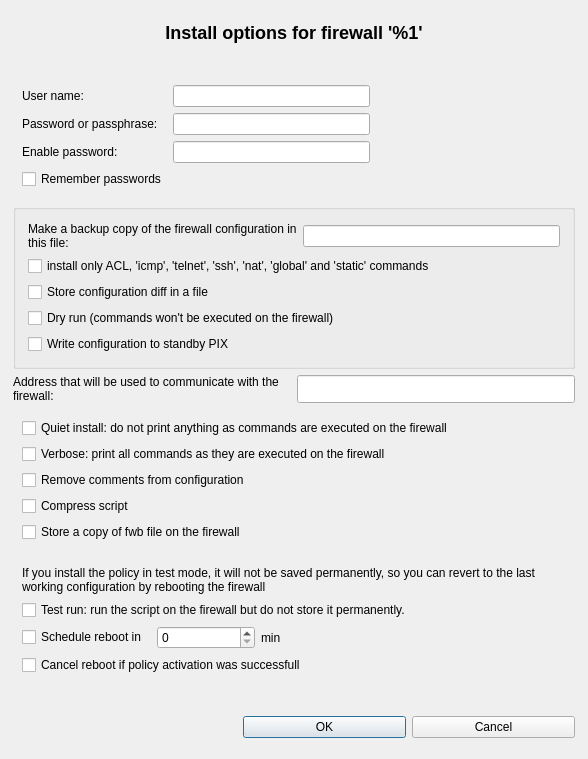
Old version of the form src/gui/instoptionsdialog_q.ui in the repository fwbuilder/fwbuilder.
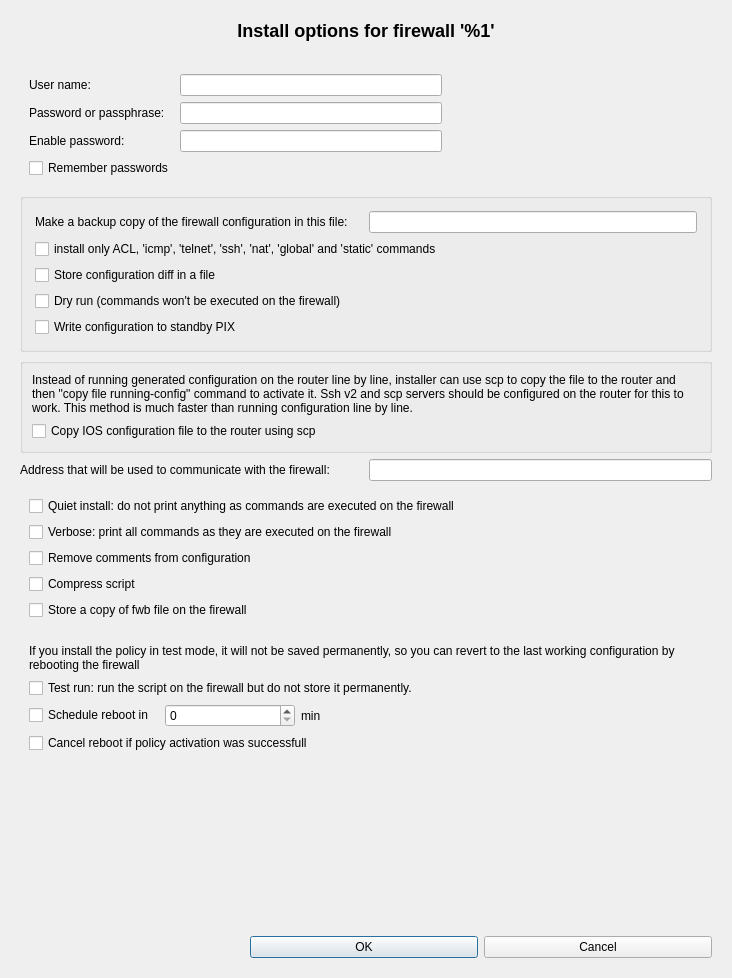
New version of the form.

Commit message: fixes #990  Use scp top deploy configuration to Cisco router

Patch:
```diff
--- a/src/gui/instoptionsdialog_q.ui
+++ b/src/gui/instoptionsdialog_q.ui
@@ -5,8 +5,8 @@
    <rect>
     <x>0</x>
     <y>0</y>
-    <width>588</width>
-    <height>759</height>
+    <width>732</width>
+    <height>978</height>
    </rect>
   </property>
   <property name="sizePolicy" >
@@ -30,10 +30,7 @@
   <property name="sizeGripEnabled" >
    <bool>false</bool>
   </property>
-  <layout class="QGridLayout" >
-   <property name="margin" >
-    <number>4</number>
-   </property>
+  <layout class="QGridLayout" name="gridLayout_4" >
    <item row="0" column="0" >
     <widget class="QFrame" name="titleFrame" >
      <property name="sizePolicy" >
@@ -68,60 +65,6 @@
      </layout>
     </widget>
    </item>
-   <item row="2" column="0" >
-    <widget class="QFrame" name="buttonsFrame" >
-     <property name="sizePolicy" >
-      <sizepolicy vsizetype="Fixed" hsizetype="Preferred" >
-       <horstretch>0</horstretch>
-       <verstretch>0</verstretch>
-      </sizepolicy>
-     </property>
-     <property name="maximumSize" >
-      <size>
-       <width>32767</width>
-       <height>32767</height>
-      </size>
-     </property>
-     <property name="frameShape" >
-      <enum>QFrame::NoFrame</enum>
-     </property>
-     <property name="frameShadow" >
-      <enum>QFrame::Plain</enum>
-     </property>
-     <layout class="QGridLayout" >
-      <item row="0" column="1" >
-       <widget class="QPushButton" name="okButton" >
-        <property name="text" >
-         <string>OK</string>
-        </property>
-       </widget>
-      </item>
-      <item row="0" column="2" >
-       <widget class="QPushButton" name="cancelButton" >
-        <property name="text" >
-         <string>Cancel</string>
-        </property>
-       </widget>
-      </item>
-      <item row="0" column="0" >
-       <spacer>
-        <property name="orientation" >
-         <enum>Qt::Vertical</enum>
-        </property>
-        <property name="sizeType" >
-         <enum>QSizePolicy::Expanding</enum>
-        </property>
-        <property name="sizeHint" stdset="0" >
-         <size>
-          <width>230</width>
-          <height>20</height>
-         </size>
-        </property>
-       </spacer>
-      </item>
-     </layout>
-    </widget>
-   </item>
    <item row="1" column="0" >
     <widget class="QFrame" name="mainBox" >
      <property name="sizePolicy" >
@@ -136,199 +79,100 @@
      <property name="frameShadow" >
       <enum>QFrame::Plain</enum>
      </property>
-     <layout class="QGridLayout" >
-      <item row="4" column="0" colspan="2" >
-       <widget class="QFrame" name="testOptionsBox" >
+     <layout class="QGridLayout" name="gridLayout_3" >
+      <item row="0" column="0" colspan="2" >
+       <widget class="QFrame" name="frame15" >
         <property name="sizePolicy" >
-         <sizepolicy vsizetype="Fixed" hsizetype="Preferred" >
+         <sizepolicy vsizetype="Preferred" hsizetype="Preferred" >
           <horstretch>0</horstretch>
           <verstretch>0</verstretch>
          </sizepolicy>
         </property>
-        <property name="frameShape" >
-         <enum>QFrame::NoFrame</enum>
+        <property name="minimumSize" >
+         <size>
+          <width>500</width>
+          <height>50</height>
+         </size>
         </property>
-        <property name="frameShadow" >
-         <enum>QFrame::Plain</enum>
-        </property>
-        <layout class="QGridLayout" >
-         <item row="2" column="2" >
-          <widget class="QLabel" name="rollbackTimeUnit" >
-           <property name="text" >
-            <string>min</string>
-           </property>
-           <property name="wordWrap" >
-            <bool>false</bool>
-           </property>
-          </widget>
-         </item>
-         <item row="2" column="1" >
-          <widget class="QSpinBox" name="rollbackTime" >
-           <property name="maximum" >
-            <number>99999</number>
-           </property>
-          </widget>
-         </item>
-         <item row="2" column="3" colspan="2" >
-          <spacer>
-           <property name="orientation" >
-            <enum>Qt::Vertical</enum>
-           </property>
-           <property name="sizeType" >
-            <enum>QSizePolicy::Expanding</enum>
-           </property>
-           <property name="sizeHint" stdset="0" >
-            <size>
-             <width>140</width>
-             <height>20</height>
-            </size>
-           </property>
-          </spacer>
-         </item>
-         <item row="1" column="0" colspan="4" >
-          <widget class="QCheckBox" name="testRun" >
-           <property name="text" >
-            <string>Test run: run the script on the firewall but do not store it permanently.</string>
-           </property>
-          </widget>
-         </item>
-         <item row="1" column="4" >
-          <spacer>
-           <property name="orientation" >
-            <enum>Qt::Vertical</enum>
-           </property>
-           <property name="sizeType" >
-            <enum>QSizePolicy::Expanding</enum>
-           </property>
-           <property name="sizeHint" stdset="0" >
-            <size>
-             <width>30</width>
-             <height>20</height>
-            </size>
-           </property>
-          </spacer>
-         </item>
-         <item row="2" column="0" >
-          <widget class="QCheckBox" name="rollback" >
-           <property name="toolTip" >
-            <string>Rebooting the firewall will restore its original policy. To cancel reboot, install the policy with "test run" option turned off</string>
-           </property>
-           <property name="text" >
-            <string>Schedule reboot in </string>
-           </property>
-          </widget>
-         </item>
-         <item row="0" column="0" colspan="5" >
-          <widget class="QLabel" name="textLabel1" >
-           <property name="text" >
-            <string>If you install the policy in test mode, it will not be saved permanently, so you can revert to the last working configuration by rebooting the firewall</string>
-           </property>
-           <property name="alignment" >
-            <set>Qt::AlignVCenter</set>
-           </property>
-           <property name="wordWrap" >
-            <bool>true</bool>
-           </property>
-          </widget>
-         </item>
-         <item row="3" column="0" colspan="5" >
-          <widget class="QCheckBox" name="cancelRollbackIfSuccess" >
-           <property name="text" >
-            <string>Cancel reboot if policy activation was successfull</string>
-           </property>
-          </widget>
-         </item>
-        </layout>
-       </widget>
-      </item>
-      <item row="3" column="0" colspan="2" >
-       <widget class="QFrame" name="generalOptionsBox" >
-        <property name="sizePolicy" >
-         <sizepolicy vsizetype="Fixed" hsizetype="Preferred" >
-          <horstretch>0</horstretch>
-          <verstretch>0</verstretch>
-         </sizepolicy>
-        </property>
         <property name="frameShape" >
          <enum>QFrame::NoFrame</enum>
         </property>
         <property name="frameShadow" >
          <enum>QFrame::Plain</enum>
         </property>
-        <layout class="QGridLayout" >
+        <layout class="QGridLayout" name="gridLayout" >
          <item row="0" column="0" >
-          <widget class="QCheckBox" name="quiet" >
+          <widget class="QLabel" name="unameLbl" >
            <property name="text" >
-            <string>Quiet install: do not print anything as commands are executed on the firewall</string>
+            <string>User name:</string>
+           </property>
+           <property name="wordWrap" >
+            <bool>false</bool>
            </property>
           </widget>
          </item>
+         <item row="0" column="1" >
+          <widget class="QLineEdit" name="uname" />
+         </item>
+         <item row="0" column="2" >
+          <spacer>
+           <property name="orientation" >
+            <enum>Qt::Horizontal</enum>
+           </property>
+           <property name="sizeType" >
+            <enum>QSizePolicy::Expanding</enum>
+           </property>
+           <property name="sizeHint" stdset="0" >
+            <size>
+             <width>20</width>
+             <height>22</height>
+            </size>
+           </property>
+          </spacer>
+         </item>
          <item row="1" column="0" >
-          <widget class="QCheckBox" name="verbose" >
+          <widget class="QLabel" name="pwdLbl" >
            <property name="text" >
-            <string>Verbose: print all commands as they are executed on the firewall</string>
+            <string>Password or passphrase:</string>
+           </property>
+           <property name="wordWrap" >
+            <bool>false</bool>
            </property>
           </widget>
          </item>
+         <item row="1" column="1" >
+          <widget class="QLineEdit" name="pwd" />
+         </item>
          <item row="2" column="0" >
-          <widget class="QCheckBox" name="stripComments" >
+          <widget class="QLabel" name="epwdLbl" >
            <property name="text" >
-            <string>Remove comments from configuration</string>
+            <string>Enable password:</string>
+           </property>
+           <property name="wordWrap" >
+            <bool>false</bool>
            </property>
           </widget>
          </item>
+         <item row="2" column="1" >
+          <widget class="QLineEdit" name="epwd" />
+         </item>
          <item row="3" column="0" >
-          <widget class="QCheckBox" name="compressScript" >
-           <property name="text" >
-            <string>Compress script</string>
+          <widget class="QCheckBox" name="rememberPass" >
+           <property name="toolTip" >
+            <string>Enable password caching for the duration of the session (passwords
+are never stored permanently)</string>
            </property>
-          </widget>
-         </item>
-         <item row="4" column="0" >
-          <widget class="QCheckBox" name="copyFWB" >
+           <property name="layoutDirection" >
+            <enum>Qt::LeftToRight</enum>
+           </property>
            <property name="text" >
-            <string>Store a copy of fwb file on the firewall</string>
+            <string>Remember passwords</string>
            </property>
           </widget>
          </item>
         </layout>
        </widget>
       </item>
-      <item row="2" column="0" >
-       <widget class="QLabel" name="altAddressLabel" >
-        <property name="sizePolicy" >
-         <sizepolicy vsizetype="Preferred" hsizetype="Expanding" >
-          <horstretch>0</horstretch>
-          <verstretch>0</verstretch>
-         </sizepolicy>
-        </property>
-        <property name="text" >
-         <string>Address that will be used to communicate with the firewall:</string>
-        </property>
-        <property name="alignment" >
-         <set>Qt::AlignVCenter</set>
-        </property>
-        <property name="wordWrap" >
-         <bool>true</bool>
-        </property>
-       </widget>
-      </item>
-      <item row="2" column="1" >
-       <widget class="QLineEdit" name="altAddress" >
-        <property name="minimumSize" >
-         <size>
-          <width>200</width>
-          <height>0</height>
-         </size>
-        </property>
-        <property name="maximumSize" >
-         <size>
-          <width>32767</width>
-          <height>32767</height>
-         </size>
-        </property>
-       </widget>
-      </item>
       <item row="1" column="0" colspan="2" >
        <widget class="QGroupBox" name="PIXgroupBox" >
         <property name="sizePolicy" >
@@ -410,19 +254,74 @@
         </layout>
        </widget>
       </item>
-      <item row="0" column="0" colspan="2" >
-       <widget class="QFrame" name="frame15" >
+      <item row="2" column="0" colspan="2" >
+       <widget class="QGroupBox" name="IOSgroupBox" >
+        <property name="title" >
+         <string/>
+        </property>
+        <layout class="QGridLayout" name="gridLayout_2" >
+         <item row="0" column="0" >
+          <widget class="QLabel" name="label" >
+           <property name="text" >
+            <string>Instead of running generated configuration on the router line by line, installer can use scp to copy the file to the router and then "copy file running-config" command to activate it. Ssh v2 and scp servers should be configured on the router for this to work. This method is much faster than running configuration line by line.</string>
+           </property>
+           <property name="wordWrap" >
+            <bool>true</bool>
+           </property>
+          </widget>
+         </item>
+         <item row="1" column="0" >
+          <widget class="QCheckBox" name="use_scp" >
+           <property name="text" >
+            <string>Copy IOS configuration file to the router using scp</string>
+           </property>
+          </widget>
+         </item>
+        </layout>
+       </widget>
+      </item>
+      <item row="3" column="0" >
+       <widget class="QLabel" name="altAddressLabel" >
         <property name="sizePolicy" >
-         <sizepolicy vsizetype="Preferred" hsizetype="Preferred" >
+         <sizepolicy vsizetype="Preferred" hsizetype="Expanding" >
           <horstretch>0</horstretch>
           <verstretch>0</verstretch>
          </sizepolicy>
         </property>
+        <property name="text" >
+         <string>Address that will be used to communicate with the firewall:</string>
+        </property>
+        <property name="alignment" >
+         <set>Qt::AlignVCenter</set>
+        </property>
+        <property name="wordWrap" >
+         <bool>true</bool>
+        </property>
+       </widget>
+      </item>
+      <item row="3" column="1" >
+       <widget class="QLineEdit" name="altAddress" >
         <property name="minimumSize" >
          <size>
-          <width>500</width>
-          <height>50</height>
+          <width>200</width>
+          <height>0</height>
          </size>
+        </property>
+        <property name="maximumSize" >
+         <size>
+          <width>32767</width>
+          <height>32767</height>
+         </size>
+        </property>
+       </widget>
+      </item>
+      <item row="4" column="0" colspan="2" >
+       <widget class="QFrame" name="generalOptionsBox" >
+        <property name="sizePolicy" >
+         <sizepolicy vsizetype="Fixed" hsizetype="Preferred" >
+          <horstretch>0</horstretch>
+          <verstretch>0</verstretch>
+         </sizepolicy>
         </property>
         <property name="frameShape" >
          <enum>QFrame::NoFrame</enum>
@@ -430,78 +329,216 @@
         <property name="frameShadow" >
          <enum>QFrame::Plain</enum>
         </property>
-        <layout class="QGridLayout" name="gridLayout" >
+        <layout class="QGridLayout" >
          <item row="0" column="0" >
-          <widget class="QLabel" name="unameLbl" >
+          <widget class="QCheckBox" name="quiet" >
            <property name="text" >
-            <string>User name:</string>
-           </property>
-           <property name="wordWrap" >
-            <bool>false</bool>
+            <string>Quiet install: do not print anything as commands are executed on the firewall</string>
            </property>
           </widget>
          </item>
-         <item row="0" column="1" >
-          <widget class="QLineEdit" name="uname" />
-         </item>
-         <item row="0" column="2" >
-          <spacer>
-           <property name="orientation" >
-            <enum>Qt::Horizontal</enum>
-           </property>
-           <property name="sizeType" >
-            <enum>QSizePolicy::Expanding</enum>
-           </property>
-           <property name="sizeHint" stdset="0" >
-            <size>
-             <width>20</width>
-             <height>22</height>
-            </size>
-           </property>
-          </spacer>
-         </item>
          <item row="1" column="0" >
-          <widget class="QLabel" name="pwdLbl" >
+          <widget class="QCheckBox" name="verbose" >
            <property name="text" >
-            <string>Password or passphrase:</string>
-           </property>
-           <property name="wordWrap" >
-            <bool>false</bool>
+            <string>Verbose: print all commands as they are executed on the firewall</string>
            </property>
           </widget>
          </item>
-         <item row="1" column="1" >
-          <widget class="QLineEdit" name="pwd" />
-         </item>
          <item row="2" column="0" >
-          <widget class="QLabel" name="epwdLbl" >
+          <widget class="QCheckBox" name="stripComments" >
            <property name="text" >
-            <string>Enable password:</string>
-           </property>
-           <property name="wordWrap" >
-            <bool>false</bool>
+            <string>Remove comments from configuration</string>
            </property>
           </widget>
          </item>
-         <item row="2" column="1" >
-          <widget class="QLineEdit" name="epwd" />
-         </item>
          <item row="3" column="0" >
-          <widget class="QCheckBox" name="rememberPass" >
+          <widget class="QCheckBox" name="compressScript" >
+           <property name="text" >
+            <string>Compress script</string>
+           </property>
+          </widget>
+         </item>
+         <item row="4" column="0" >
+          <widget class="QCheckBox" name="copyFWB" >
+           <property name="text" >
+            <string>Store a copy of fwb file on the firewall</string>
+           </property>
+          </widget>
+         </item>
+        </layout>
+       </widget>
+      </item>
+      <item row="5" column="0" colspan="2" >
+       <widget class="QFrame" name="testOptionsBox" >
+        <property name="sizePolicy" >
+         <sizepolicy vsizetype="Fixed" hsizetype="Preferred" >
+          <horstretch>0</horstretch>
+          <verstretch>0</verstretch>
+         </sizepolicy>
+        </property>
+        <property name="frameShape" >
+         <enum>QFrame::NoFrame</enum>
+        </property>
+        <property name="frameShadow" >
+         <enum>QFrame::Plain</enum>
+        </property>
+        <layout class="QGridLayout" >
+         <item row="2" column="2" >
+          <widget class="QLabel" name="rollbackTimeUnit" >
+           <property name="text" >
+            <string>min</string>
+           </property>
+           <property name="wordWrap" >
+            <bool>false</bool>
+           </property>
+          </widget>
+         </item>
+         <item row="2" column="1" >
+          <widget class="QSpinBox" name="rollbackTime" >
+           <property name="maximum" >
+            <number>99999</number>
+           </property>
+          </widget>
+         </item>
+         <item row="2" column="3" colspan="2" >
+          <spacer>
+           <property name="orientation" >
+            <enum>Qt::Vertical</enum>
+           </property>
+           <property name="sizeType" >
+            <enum>QSizePolicy::Expanding</enum>
+           </property>
+           <property name="sizeHint" stdset="0" >
+            <size>
+             <width>140</width>
+             <height>20</height>
+            </size>
+           </property>
+          </spacer>
+         </item>
+         <item row="1" column="0" colspan="4" >
+          <widget class="QCheckBox" name="testRun" >
+           <property name="text" >
+            <string>Test run: run the script on the firewall but do not store it permanently.</string>
+           </property>
+          </widget>
+         </item>
+         <item row="1" column="4" >
+          <spacer>
+           <property name="orientation" >
+            <enum>Qt::Vertical</enum>
+           </property>
+           <property name="sizeType" >
+            <enum>QSizePolicy::Expanding</enum>
+           </property>
+           <property name="sizeHint" stdset="0" >
+            <size>
+             <width>30</width>
+             <height>20</height>
+            </size>
+           </property>
+          </spacer>
+         </item>
+         <item row="2" column="0" >
+          <widget class="QCheckBox" name="rollback" >
            <property name="toolTip" >
             <string>Enable password caching for the duration of the session (passwords
 are never stored permanently)</string>
            </property>
-           <property name="layoutDirection" >
-            <enum>Qt::LeftToRight</enum>
+           <property name="text" >
+            <string>Schedule reboot in </string>
            </property>
+          </widget>
+         </item>
+         <item row="0" column="0" colspan="5" >
+          <widget class="QLabel" name="textLabel1" >
            <property name="text" >
-            <string>Remember passwords</string>
+            <string>If you install the policy in test mode, it will not be saved permanently, so you can revert to the last working configuration by rebooting the firewall</string>
+           </property>
+           <property name="alignment" >
+            <set>Qt::AlignVCenter</set>
+           </property>
+           <property name="wordWrap" >
+            <bool>true</bool>
+           </property>
+          </widget>
+         </item>
+         <item row="3" column="0" colspan="5" >
+          <widget class="QCheckBox" name="cancelRollbackIfSuccess" >
+           <property name="text" >
+            <string>Cancel reboot if policy activation was successfull</string>
            </property>
           </widget>
          </item>
         </layout>
        </widget>
+      </item>
+      <item row="6" column="0" colspan="2" >
+       <spacer name="verticalSpacer" >
+        <property name="orientation" >
+         <enum>Qt::Vertical</enum>
+        </property>
+        <property name="sizeHint" stdset="0" >
+         <size>
+          <width>568</width>
+          <height>28</height>
+         </size>
+        </property>
+       </spacer>
+      </item>
+     </layout>
+    </widget>
+   </item>
+   <item row="2" column="0" >
+    <widget class="QFrame" name="buttonsFrame" >
+     <property name="sizePolicy" >
+      <sizepolicy vsizetype="Fixed" hsizetype="Preferred" >
+       <horstretch>0</horstretch>
+       <verstretch>0</verstretch>
+      </sizepolicy>
+     </property>
+     <property name="maximumSize" >
+      <size>
+       <width>32767</width>
+       <height>32767</height>
+      </size>
+     </property>
+     <property name="frameShape" >
+      <enum>QFrame::NoFrame</enum>
+     </property>
+     <property name="frameShadow" >
+      <enum>QFrame::Plain</enum>
+     </property>
+     <layout class="QGridLayout" >
+      <item row="0" column="1" >
+       <widget class="QPushButton" name="okButton" >
+        <property name="text" >
+         <string>OK</string>
+        </property>
+       </widget>
+      </item>
+      <item row="0" column="2" >
+       <widget class="QPushButton" name="cancelButton" >
+        <property name="text" >
+         <string>Cancel</string>
+        </property>
+       </widget>
+      </item>
+      <item row="0" column="0" >
+       <spacer>
+        <property name="orientation" >
+         <enum>Qt::Vertical</enum>
+        </property>
+        <property name="sizeType" >
+         <enum>QSizePolicy::Expanding</enum>
+        </property>
+        <property name="sizeHint" stdset="0" >
+         <size>
+          <width>230</width>
+          <height>20</height>
+         </size>
+        </property>
+       </spacer>
       </item>
      </layout>
     </widget>
```
Left out of the diff: 3 changed lines with no effect on the pictures. The commit also changes 18 other files.
